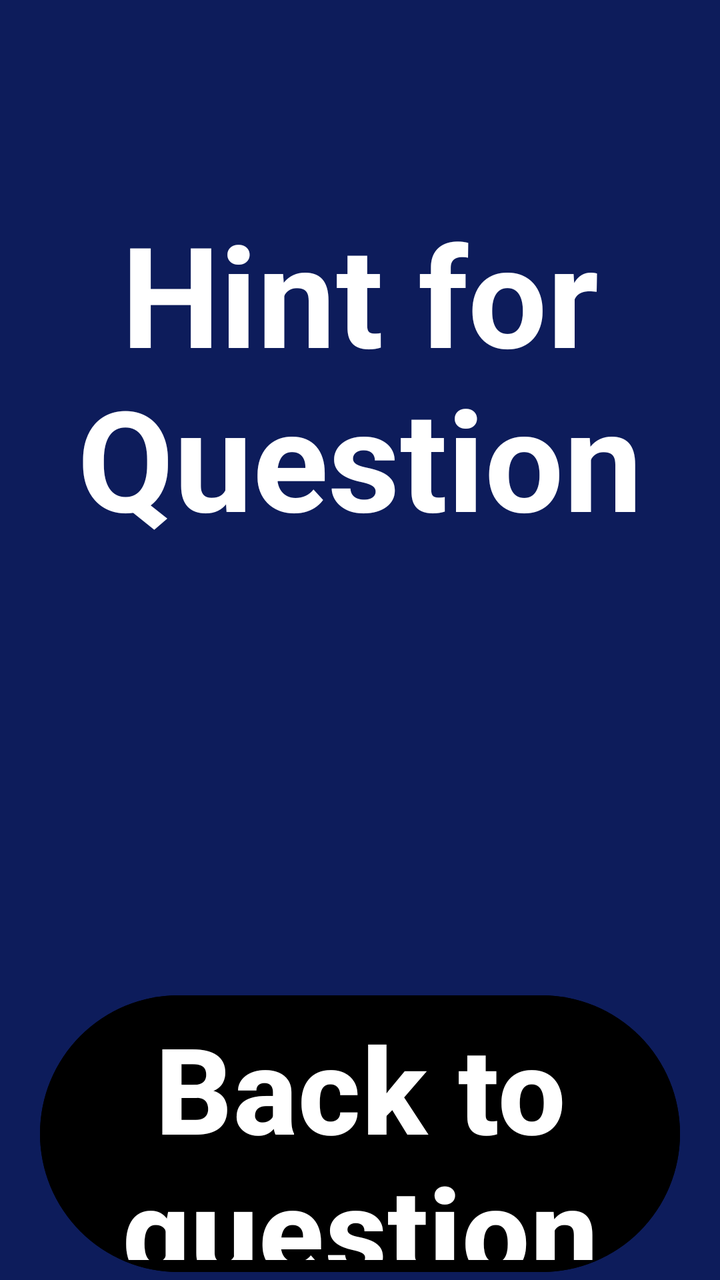
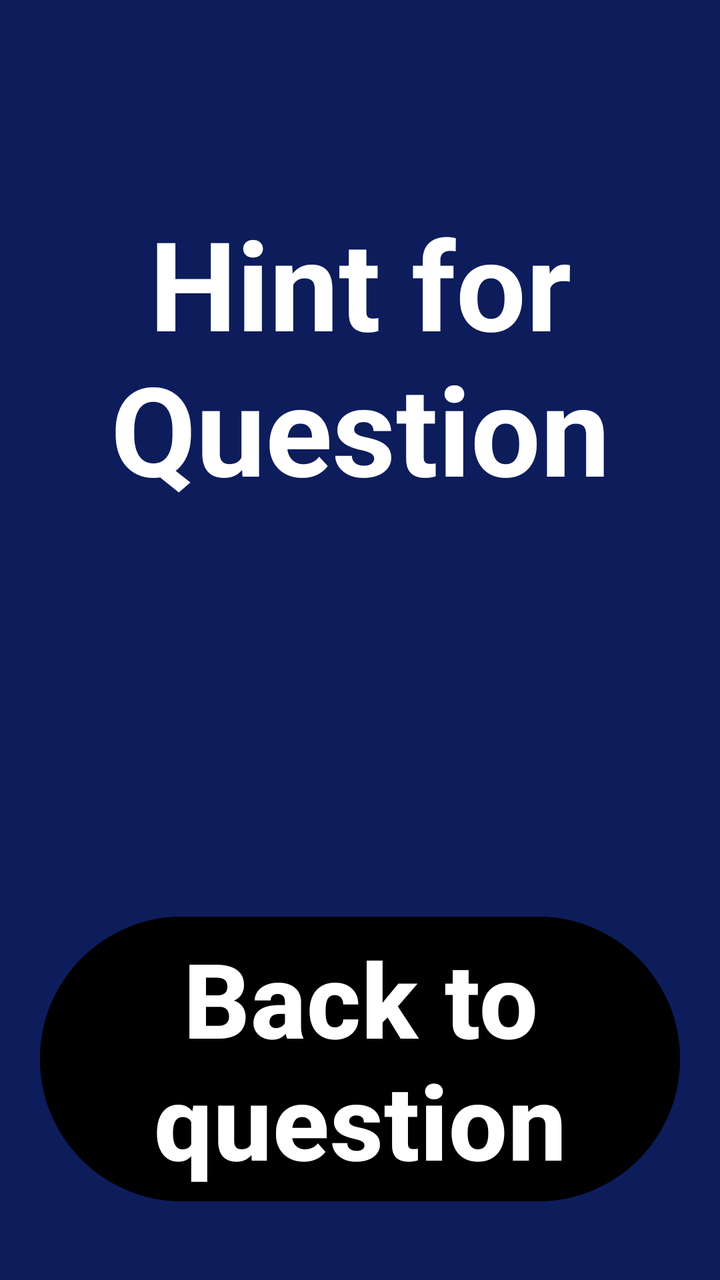

Two renders of the same Android screen: before a commit and after it. Below are the layout's source before the change and the commit's diff.
<!-- AndroidManifest.xml: application theme Theme.QuizzAppBBT -->
<!-- res/layout/hint.xml -->
<?xml version="1.0" encoding="utf-8"?>
<LinearLayout
    android:layout_width="match_parent"
    android:layout_height="match_parent"
    android:orientation="vertical"
    android:background="#0D1C5B"
    android:layout_gravity="center"
    xmlns:android="http://schemas.android.com/apk/res/android" >

    <LinearLayout
        android:layout_width="wrap_content"
        android:layout_height="wrap_content"
        android:orientation="horizontal"
        android:layout_gravity="center"
        android:layout_marginTop="100dp"
        >

        <TextView
        android:layout_width="wrap_content"
        android:layout_height="wrap_content"
        android:textColor="@color/white"
        android:textStyle="bold"
        android:text="@string/Hint_num"
        android:textSize="70dp"
        android:textAlignment="center" />

        <TextView
            android:id="@+id/numHint"
            android:layout_width="wrap_content"
            android:layout_height="wrap_content"
            android:textAlignment="center"
            android:text=" 0:"
            android:textSize="70dp"
            android:textStyle="bold"
            android:textColor="@color/white"
            />


    </LinearLayout>
    <TextView
        android:layout_marginLeft="60dp"
        android:layout_marginRight="60dp"
        android:id="@+id/hint"
        android:layout_width="wrap_content"
        android:layout_height="wrap_content"
        android:textColor="@color/white"
        android:textStyle="bold"
        android:textSize="50dp"
        android:text=" "
        android:layout_marginTop="30dp"/>
    <Button
        android:id="@+id/back"
        android:layout_width="wrap_content"
        android:layout_height="wrap_content"
        android:text="@string/back_question"
        android:textSize="60dp"
        android:textStyle="bold"
        android:textColor="@color/white"
        android:backgroundTint="@color/black"
        android:layout_gravity="center"
        android:layout_marginTop="40dp"/>


</LinearLayout>
<!-- resources referenced by this layout -->
<resources>
  <color name="black">#FF000000</color>
  <color name="white">#FFFFFFFF</color>
  <string name="Hint_num">Hint for Question </string>
  <string name="back_question">Back to question</string>
  <style name="Theme.QuizzAppBBT" parent="Base.Theme.QuizzAppBBT" />
  <style name="Base.Theme.QuizzAppBBT" parent="Theme.Material3.DayNight.NoActionBar">
          
          
      </style>
</resources>

<!-- the commit's change to res/layout/hint.xml (unified diff, before → after) -->
@@ -21,7 +21,7 @@
         android:textColor="@color/white"
         android:textStyle="bold"
         android:text="@string/Hint_num"
-        android:textSize="70dp"
+        android:textSize="62dp"
         android:textAlignment="center" />
 
         <TextView
@@ -30,7 +30,7 @@
             android:layout_height="wrap_content"
             android:textAlignment="center"
             android:text=" 0:"
-            android:textSize="70dp"
+            android:textSize="62dp"
             android:textStyle="bold"
             android:textColor="@color/white"
             />
@@ -45,7 +45,7 @@
         android:layout_height="wrap_content"
         android:textColor="@color/white"
         android:textStyle="bold"
-        android:textSize="50dp"
+        android:textSize="42dp"
         android:text=" "
         android:layout_marginTop="30dp"/>
     <Button
@@ -53,7 +53,7 @@
         android:layout_width="wrap_content"
         android:layout_height="wrap_content"
         android:text="@string/back_question"
-        android:textSize="60dp"
+        android:textSize="52dp"
         android:textStyle="bold"
         android:textColor="@color/white"
         android:backgroundTint="@color/black"
